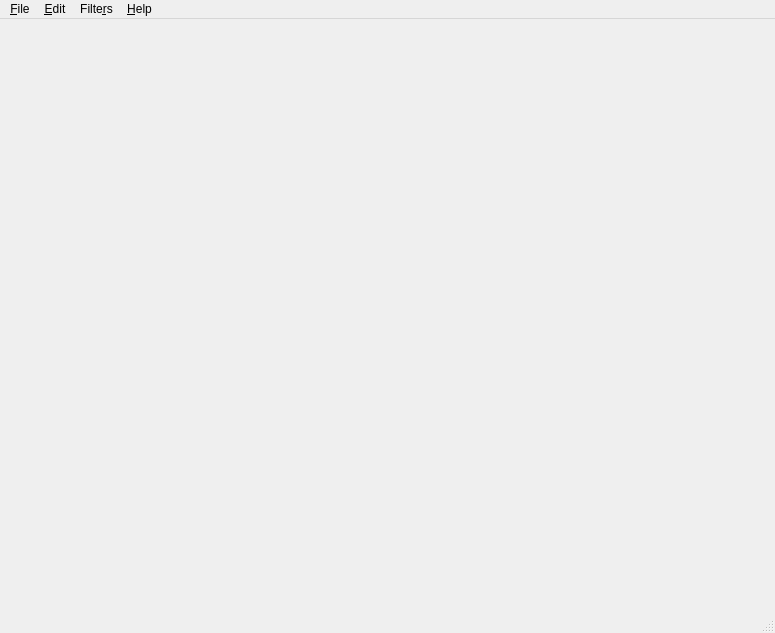
First picture: the form in HW3/hw3.ui, repository scott123159/Principles-and-Applications-of-Digital-Image-Processing, before the edit.
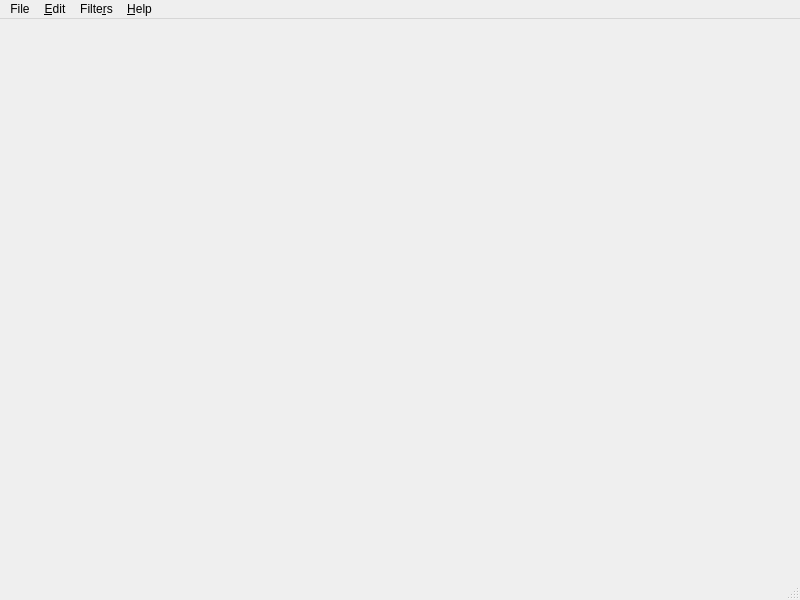
Second picture: the form after the edit. Icons and pictures are not drawn.

```diff
--- a/HW3/hw3.ui
+++ b/HW3/hw3.ui
@@ -6,8 +6,8 @@
    <rect>
     <x>0</x>
     <y>0</y>
-    <width>775</width>
-    <height>633</height>
+    <width>800</width>
+    <height>600</height>
    </rect>
   </property>
   <property name="windowTitle">
@@ -29,13 +29,13 @@
     <rect>
      <x>0</x>
      <y>0</y>
-     <width>775</width>
-     <height>21</height>
+     <width>800</width>
+     <height>22</height>
     </rect>
    </property>
    <widget class="QMenu" name="menuFile">
     <property name="title">
-     <string>&amp;File</string>
+     <string>File</string>
     </property>
     <addaction name="actionOpen"/>
     <addaction name="actionExit"/>
```
Left out of the diff: 27 changed lines with no effect on the pictures.
